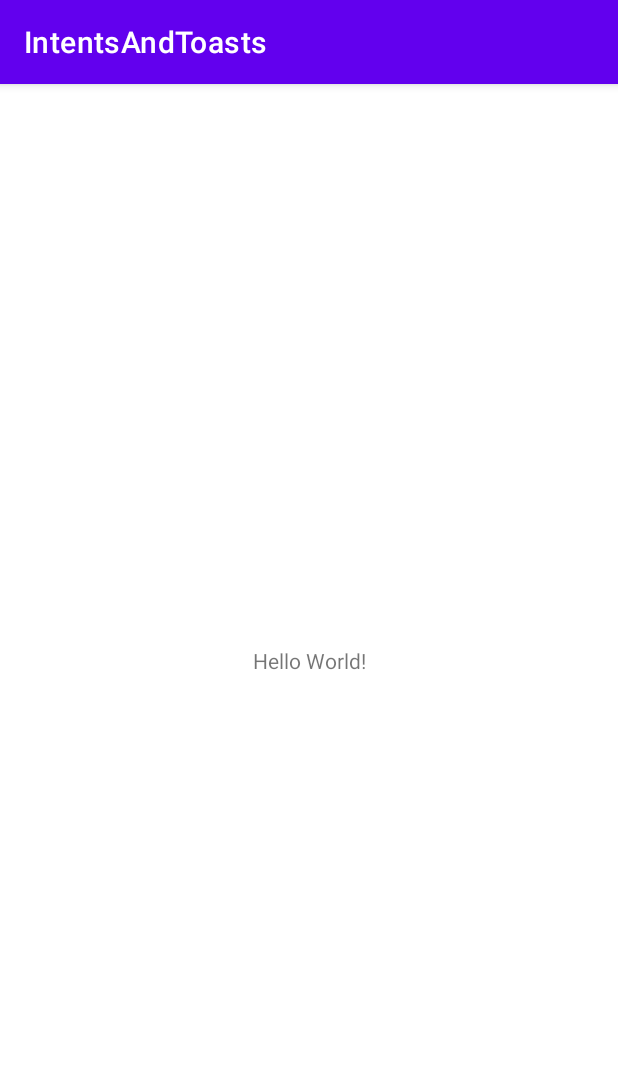
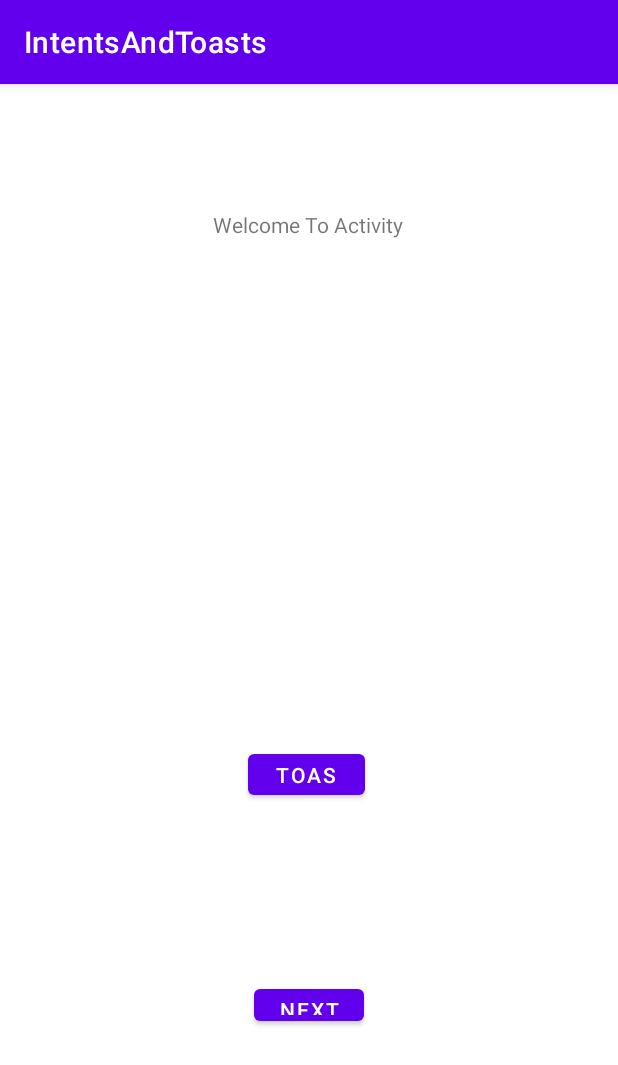
Before and after one commit to Ronaldyika/AndroidWithJava, an Android app: the screen it shows after launch (MainActivity), on a phone screen of 412 x 824 dp. Shown: the top 1065 px of the screen. Run offline under Robolectric (Android 15) with nearby library versions, the phone set to English and light mode, and no system bars.

```diff
--- a/IntentsToast/app/build.gradle
+++ b/IntentsToast/app/build.gradle
@@ -4,12 +4,12 @@ plugins {
 
 android {
     namespace 'com.example.intentsandtoasts'
-    compileSdk 33
+    compileSdk 34
 
     defaultConfig {
         applicationId "com.example.intentsandtoasts"
         minSdk 28
-        targetSdk 33
+        targetSdk 34
         versionCode 1
         versionName "1.0"
 
--- a/IntentsToast/app/src/main/res/layout/activity_main.xml
+++ b/IntentsToast/app/src/main/res/layout/activity_main.xml
@@ -7,12 +7,40 @@
     tools:context=".MainActivity">
 
     <TextView
+        android:id="@+id/txtWelcome"
         android:layout_width="wrap_content"
         android:layout_height="wrap_content"
-        android:text="Hello World!"
+        android:text="Welcome To Activity"
+        app:layout_constraintBottom_toBottomOf="parent"
+        app:layout_constraintEnd_toEndOf="parent"
+        app:layout_constraintHorizontal_bias="0.498"
+        app:layout_constraintStart_toStartOf="parent"
+        app:layout_constraintTop_toTopOf="parent"
+        app:layout_constraintVertical_bias="0.112" />
+
+    <Button
+        android:id="@+id/btnToast"
+        android:layout_width="78dp"
+        android:layout_height="39dp"
+        android:onClick="performToast"
+        android:text="Toast"
+        app:layout_constraintBottom_toBottomOf="parent"
+        app:layout_constraintEnd_toEndOf="parent"
+        app:layout_constraintHorizontal_bias="0.495"
+        app:layout_constraintStart_toStartOf="parent"
+        app:layout_constraintTop_toBottomOf="@+id/txtWelcome"
+        app:layout_constraintVertical_bias="0.539" />
+
+    <Button
+        android:id="@+id/btnNext"
+        android:layout_width="73dp"
+        android:layout_height="33dp"
+        android:onClick="goToActivityB"
+        android:text="Next Page"
         app:layout_constraintBottom_toBottomOf="parent"
         app:layout_constraintEnd_toEndOf="parent"
         app:layout_constraintStart_toStartOf="parent"
-        app:layout_constraintTop_toTopOf="parent" />
+        app:layout_constraintTop_toBottomOf="@+id/btnToast"
+        app:layout_constraintVertical_bias="0.462" />
 
 </androidx.constraintlayout.widget.ConstraintLayout>
```
Also changed, not shown: IntentsToast/app/src/main/java/com/example/intentsandtoasts/MainActivity.java (+14 -0 lines), IntentsToast/app/src/main/res/layout/activity_b.xml (+11 -0 lines).
